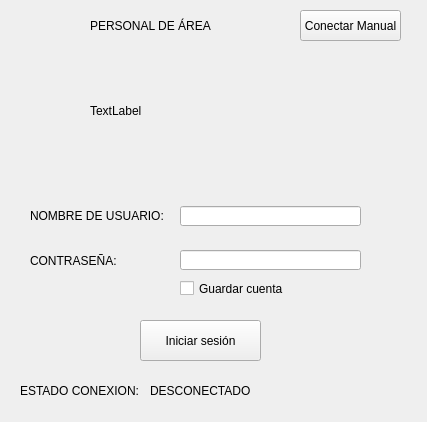
First picture: the form in login.ui, repository Huber-Ticona/SAGOT_personal_area, before the edit.
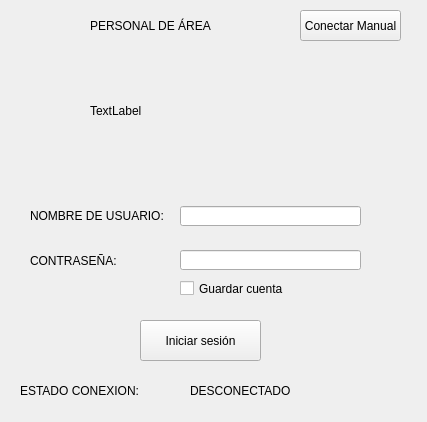
Second picture: the form after the edit.

What changed in the file:
```diff
--- a/login.ui
+++ b/login.ui
@@ -83,7 +83,7 @@
     <rect>
      <x>90</x>
      <y>-10</y>
-     <width>181</width>
+     <width>191</width>
      <height>71</height>
     </rect>
    </property>
@@ -115,7 +115,7 @@
     <rect>
      <x>20</x>
      <y>380</y>
-     <width>121</width>
+     <width>171</width>
      <height>21</height>
     </rect>
    </property>
@@ -142,9 +142,9 @@
   <widget class="QLabel" name="lb_conexion">
    <property name="geometry">
     <rect>
-     <x>150</x>
+     <x>190</x>
      <y>380</y>
-     <width>171</width>
+     <width>231</width>
      <height>21</height>
     </rect>
    </property>
```
